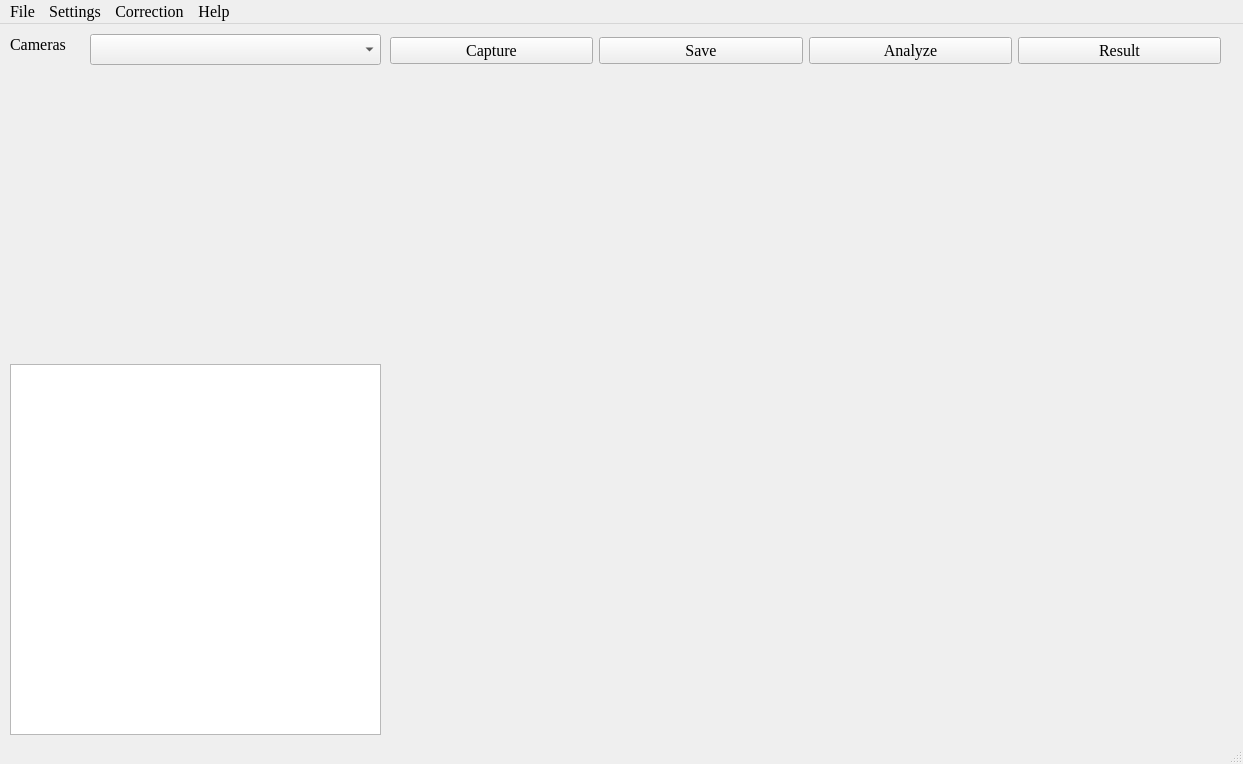
Old version of the form Analyzer/analyzer.ui in the repository MinbinGong/QtProjects.
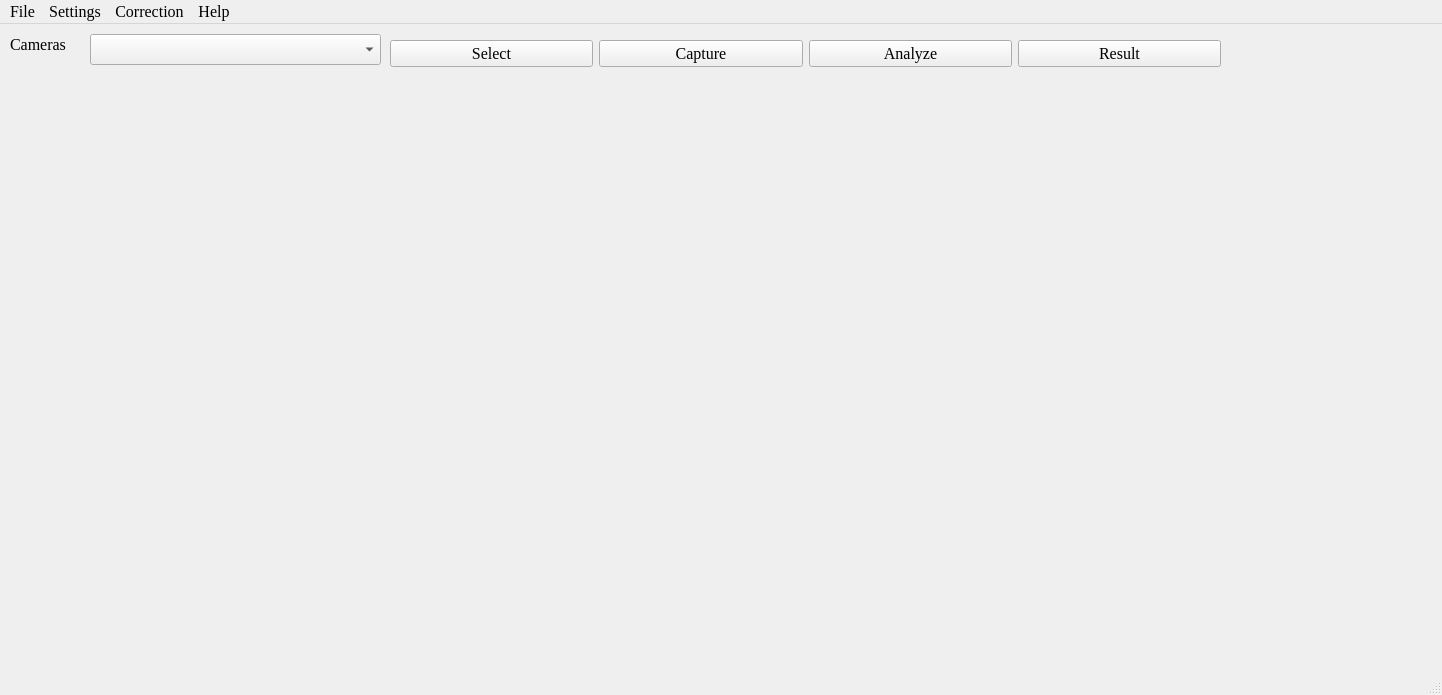
New version of the form.

Commit message: Analyzer seventh draft

Diff of the .ui file:
```diff
--- a/Analyzer/analyzer.ui
+++ b/Analyzer/analyzer.ui
@@ -6,8 +6,8 @@
    <rect>
     <x>0</x>
     <y>0</y>
-    <width>1243</width>
-    <height>764</height>
+    <width>1442</width>
+    <height>695</height>
    </rect>
   </property>
   <property name="windowTitle">
@@ -54,8 +54,8 @@
      <rect>
       <x>390</x>
       <y>60</y>
-      <width>831</width>
-      <height>651</height>
+      <width>1031</width>
+      <height>571</height>
      </rect>
     </property>
     <layout class="QHBoxLayout" name="imageView"/>
@@ -66,10 +66,23 @@
       <x>390</x>
       <y>10</y>
       <width>831</width>
-      <height>33</height>
+      <height>40</height>
      </rect>
     </property>
     <layout class="QHBoxLayout" name="horizontalLayout">
+     <item>
+      <widget class="QPushButton" name="select">
+       <property name="font">
+        <font>
+         <family>Times New Roman</family>
+         <pointsize>12</pointsize>
+        </font>
+       </property>
+       <property name="text">
+        <string>Select</string>
+       </property>
+      </widget>
+     </item>
      <item>
       <widget class="QPushButton" name="capture">
        <property name="font">
@@ -83,19 +96,6 @@
        </property>
       </widget>
      </item>
-     <item>
-      <widget class="QPushButton" name="save">
-       <property name="font">
-        <font>
-         <family>Times New Roman</family>
-         <pointsize>12</pointsize>
-        </font>
-       </property>
-       <property name="text">
-        <string>Save</string>
-       </property>
-      </widget>
-     </item>
      <item>
       <widget class="QPushButton" name="analyze">
        <property name="font">
@@ -135,7 +135,7 @@
     </property>
     <layout class="QVBoxLayout" name="verticalLayout">
      <item>
-      <widget class="QLabel" name="zoomLabel">
+      <widget class="QLabel" name="reference">
        <property name="text">
         <string/>
        </property>
@@ -149,12 +149,16 @@
       <x>10</x>
       <y>340</y>
       <width>371</width>
-      <height>371</height>
+      <height>291</height>
      </rect>
     </property>
     <layout class="QVBoxLayout" name="verticalLayout_2">
      <item>
-      <widget class="QListView" name="listView"/>
+      <widget class="QLabel" name="zoomLabel">
+       <property name="text">
+        <string/>
+       </property>
+      </widget>
      </item>
     </layout>
    </widget>
@@ -164,8 +168,8 @@
     <rect>
      <x>0</x>
      <y>0</y>
-     <width>1243</width>
-     <height>27</height>
+     <width>1442</width>
+     <height>32</height>
     </rect>
    </property>
    <property name="font">
```
The commit also changes 4 other files.
